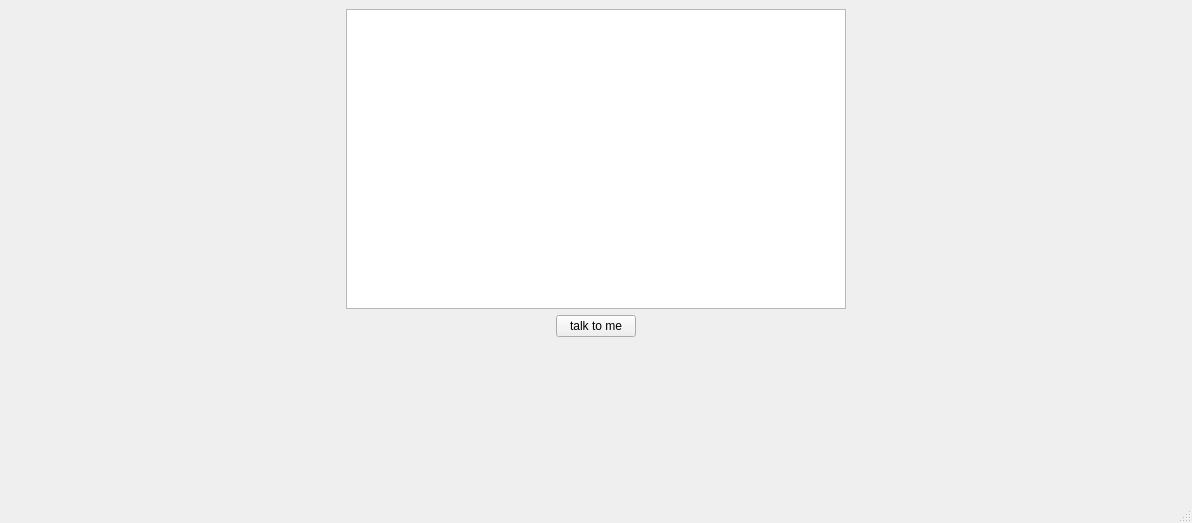
Before: the Qt Designer form src/core/heavens_stdout.ui in Pix3lexe/heavens_stdout, drawn with Qt 5.
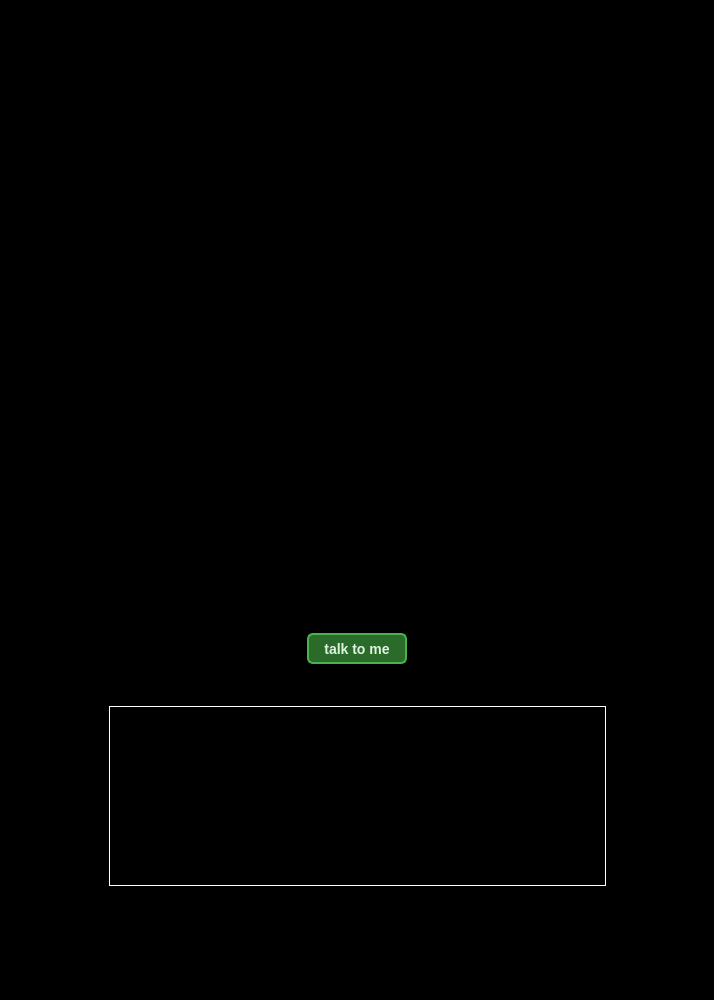
After: the same form once the commit is applied. Icons and pictures are not drawn.

Patch:
```diff
--- a/src/core/heavens_stdout.ui
+++ b/src/core/heavens_stdout.ui
@@ -6,10 +6,22 @@
    <rect>
     <x>0</x>
     <y>0</y>
-    <width>1192</width>
-    <height>523</height>
+    <width>714</width>
+    <height>1000</height>
    </rect>
   </property>
+  <property name="minimumSize">
+   <size>
+    <width>714</width>
+    <height>1000</height>
+   </size>
+  </property>
+  <property name="maximumSize">
+   <size>
+    <width>714</width>
+    <height>1000</height>
+   </size>
+  </property>
   <property name="windowTitle">
    <string>MainWindow</string>
   </property>
@@ -17,13 +29,78 @@
    <string notr="true">font: 700 10pt &quot;JetBrainsMonoNL Nerd Font&quot;;</string>
   </property>
   <widget class="QWidget" name="centralwidget">
-   <layout class="QVBoxLayout" name="verticalLayout_2">
-    <item alignment="Qt::AlignmentFlag::AlignHCenter|Qt::AlignmentFlag::AlignVCenter">
+   <property name="minimumSize">
+    <size>
+     <width>714</width>
+     <height>1000</height>
+    </size>
+   </property>
+   <property name="maximumSize">
+    <size>
+     <width>714</width>
+     <height>1000</height>
+    </size>
+   </property>
+   <property name="styleSheet">
+    <string notr="true">background-image: url(:/resources/temple_bg_cropped.png);
+background-repeat: no-repeat;
+background-position: center;
+background-color: black; /* fallback color */</string>
+   </property>
+   <widget class="QPushButton" name="talkButton">
+    <property name="geometry">
+     <rect>
+      <x>307</x>
+      <y>633</y>
+      <width>100</width>
+      <height>31</height>
+     </rect>
+    </property>
+    <property name="minimumSize">
+     <size>
+      <width>100</width>
+      <height>31</height>
+     </size>
+    </property>
+    <property name="maximumSize">
+     <size>
+      <width>100</width>
+      <height>31</height>
+     </size>
+    </property>
+    <property name="styleSheet">
+     <string notr="true">background: none;
+background-color: #2a6b2a;
+color: #e0f3e0;
+border: 2px solid #4caf50;
+border-radius: 6px;
+font-weight: bold;
+font-size: 14px;
+text-transform: uppercase;</string>
+    </property>
+    <property name="text">
+     <string>talk to me</string>
+    </property>
+   </widget>
      <widget class="QTextBrowser" name="godLineEdit">
+    <property name="geometry">
+     <rect>
+      <x>109</x>
+      <y>706</y>
+      <width>497</width>
+      <height>180</height>
+     </rect>
+    </property>
       <property name="minimumSize">
        <size>
-        <width>500</width>
-        <height>300</height>
+      <width>497</width>
+      <height>180</height>
+     </size>
+    </property>
+    <property name="maximumSize">
+     <size>
+      <width>497</width>
+      <height>180</height>
        </size>
       </property>
       <property name="mouseTracking">
@@ -32,6 +109,12 @@
       <property name="acceptDrops">
        <bool>false</bool>
       </property>
+    <property name="styleSheet">
+     <string notr="true">background: none;
+background-color: rgba(0, 0, 0, 200);
+border: 1px solid white;
+color: white;</string>
+    </property>
       <property name="acceptRichText">
        <bool>false</bool>
       </property>
@@ -39,24 +122,10 @@
        <bool>false</bool>
       </property>
      </widget>
-    </item>
-    <item alignment="Qt::AlignmentFlag::AlignHCenter|Qt::AlignmentFlag::AlignTop">
-     <widget class="QPushButton" name="talkButton">
-      <property name="maximumSize">
-       <size>
-        <width>100</width>
-        <height>16777215</height>
-       </size>
-      </property>
-      <property name="text">
-       <string>talk to me</string>
-      </property>
-     </widget>
-    </item>
-   </layout>
-  </widget>
-  <widget class="QStatusBar" name="statusbar"/>
- </widget>
- <resources/>
+  </widget>
+ </widget>
+ <resources>
+  <include location="../../resources/resources.qrc"/>
+ </resources>
  <connections/>
 </ui>
```
Lines whose indentation alone changed are shown as unchanged.
